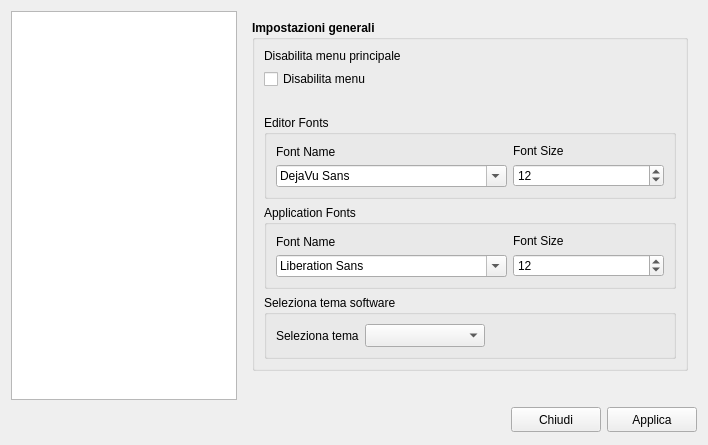
This is lylibrary/ui/pref.ui in kratos83/LyLibrary as Qt 5 draws it before an edit. The edited form follows.
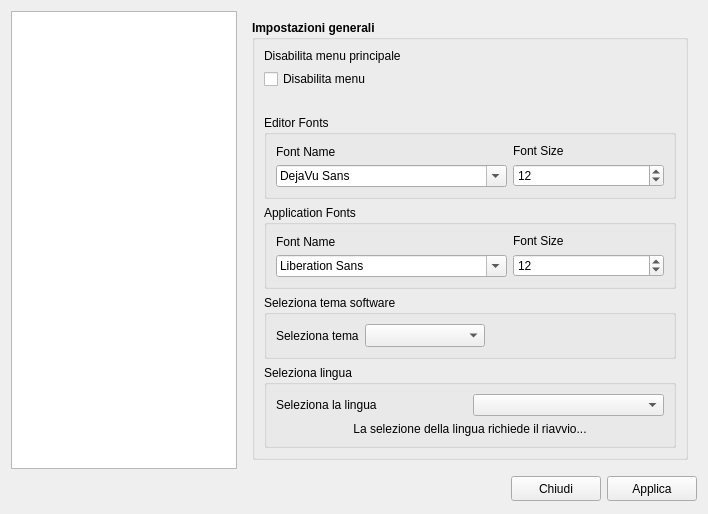
This is the edited form. The open tabs and pages were chosen to show the change. Icons and pictures are not drawn.

Diff of the .ui file:
```diff
--- a/lylibrary/ui/pref.ui
+++ b/lylibrary/ui/pref.ui
@@ -10,7 +10,7 @@
     <x>0</x>
     <y>0</y>
     <width>708</width>
-    <height>445</height>
+    <height>457</height>
    </rect>
   </property>
   <property name="windowTitle">
@@ -65,6 +65,44 @@
           <string>Impostazioni generali</string>
          </property>
          <layout class="QGridLayout" name="gridLayout_5">
+          <item row="6" column="0" colspan="2">
+           <widget class="QGroupBox" name="groupBox_10">
+            <property name="font">
+             <font>
+              <weight>50</weight>
+              <bold>false</bold>
+             </font>
+            </property>
+            <property name="title">
+             <string>Seleziona lingua</string>
+            </property>
+            <layout class="QGridLayout" name="gridLayout_15">
+             <item row="0" column="1">
+              <widget class="QComboBox" name="combo_language"/>
+             </item>
+             <item row="0" column="0">
+              <widget class="QLabel" name="label_13">
+               <property name="font">
+                <font>
+                 <weight>50</weight>
+                 <bold>false</bold>
+                </font>
+               </property>
+               <property name="text">
+                <string>Seleziona la lingua</string>
+               </property>
+              </widget>
+             </item>
+             <item row="1" column="0" colspan="2">
+              <widget class="QLabel" name="label_14">
+               <property name="text">
+                <string>&lt;html&gt;&lt;head/&gt;&lt;body&gt;&lt;p align=&quot;center&quot;&gt;La selezione della lingua richiede il riavvio...&lt;/p&gt;&lt;/body&gt;&lt;/html&gt;</string>
+               </property>
+              </widget>
+             </item>
+            </layout>
+           </widget>
+          </item>
           <item row="0" column="0" colspan="2">
            <widget class="QLabel" name="label">
             <property name="font">
```
Left out of the diff: 10 changed lines with no effect on the pictures.
